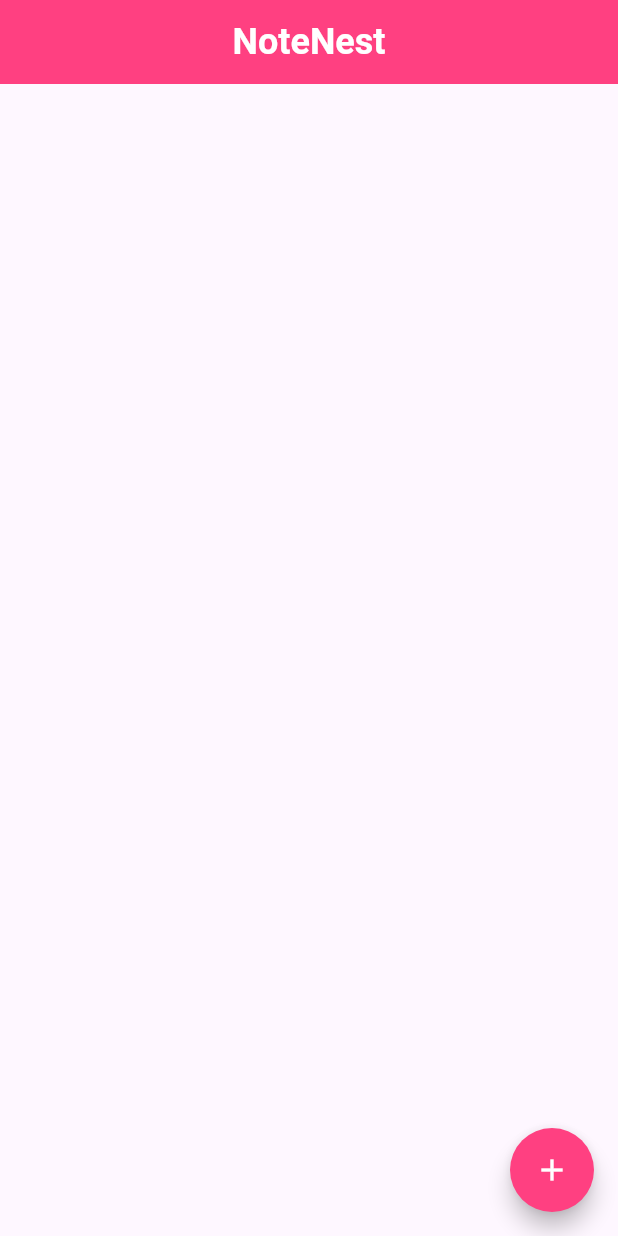
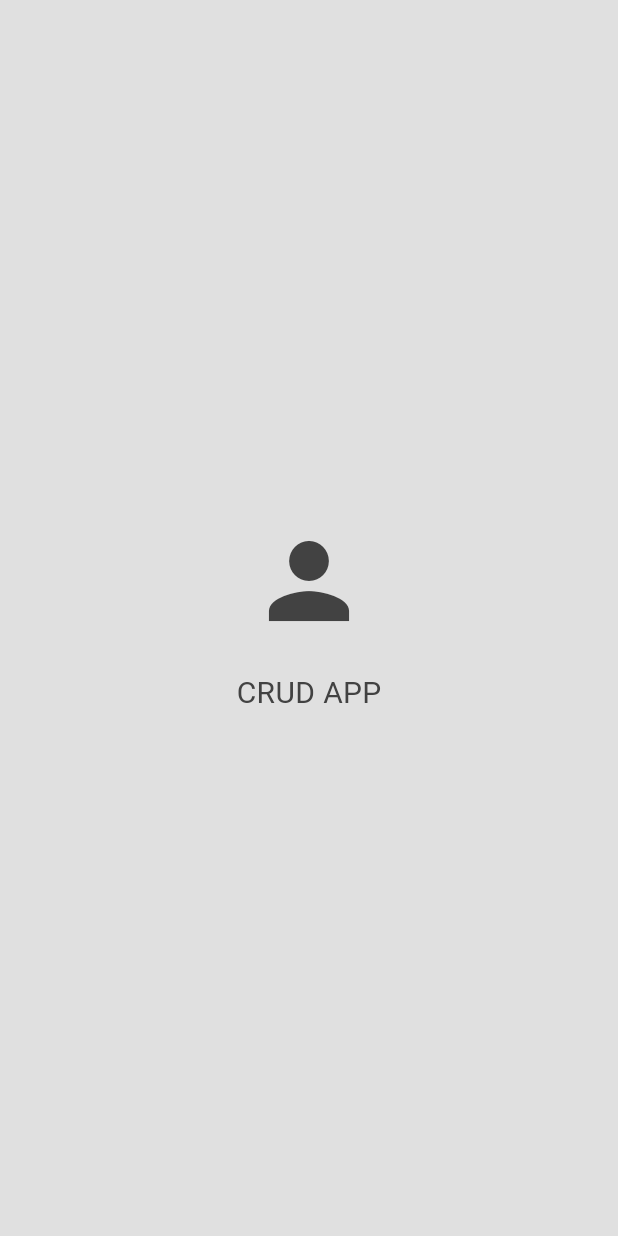
Before and after one commit to rahull0328/Flutter-CRUD, a Flutter app: the screen it shows after launch, on a phone screen of 412 x 824 dp. Run offline on Flutter 3.47's test engine with Material 3 defaults, Android fonts, the phone set to English and light mode, and no system bars; our stand-ins replace cloud_firestore, firebase_core, flutter_dotenv; accounts and stored records are empty.

Commit message:
started working on LoginPage and completed applying dark and light mode themes

```diff
--- /dev/null
+++ b/lib/components/my_textfield.dart
@@ -0,0 +1,18 @@
+import 'package:flutter/material.dart';
+
+class MyTextfield extends StatelessWidget {
+  final String hintText;
+  final bool obscureText;
+  final TextEditingController controller;
+  const MyTextfield({
+    super.key,
+    required this.hintText,
+    required this.obscureText,
+    required this.controller,
+  });
+
+  @override
+  Widget build(BuildContext context) {
+    return TextField();
+  }
+}
--- a/lib/main.dart
+++ b/lib/main.dart
@@ -1,8 +1,10 @@
+import 'package:crud/theme/dark_mode.dart';
 import 'package:flutter/material.dart';
 import 'package:firebase_core/firebase_core.dart';
 import 'firebase_options.dart';
-import 'pages/home_page.dart';
 import 'package:flutter_dotenv/flutter_dotenv.dart';
+import 'pages/login_page.dart';
+import 'package:crud/theme/light_mode.dart';
 
 void main() async {
   WidgetsFlutterBinding.ensureInitialized();
@@ -16,9 +18,11 @@ class MyApp extends StatelessWidget {
 
   @override
   Widget build(BuildContext context) {
-    return const MaterialApp(
+    return MaterialApp(
       debugShowCheckedModeBanner: false,
-      home: HomePage(),
+      home: const LoginPage(),
+      theme: lightMode,
+      darkTheme: darkMode,
     );
   }
 }
--- /dev/null
+++ b/lib/pages/login_page.dart
@@ -0,0 +1,40 @@
+import 'package:flutter/material.dart';
+
+void main () {
+  runApp(const LoginPage());
+}
+
+class LoginPage extends StatelessWidget {
+  const LoginPage({super.key});
+
+  @override
+  Widget build(BuildContext context) {
+    return Scaffold(
+      backgroundColor: Theme.of(context).colorScheme.background,
+      body: Center(
+        child: Column(
+          mainAxisAlignment: MainAxisAlignment.center,
+          children: [
+            //logo
+            Icon(
+              Icons.person,
+              size: 80,
+              color: Theme.of(context).colorScheme.inversePrimary,
+            ),
+            const SizedBox(height: 20),
+            //app name
+            Text(
+              "CRUD APP",
+              style: TextStyle(fontSize: 20),
+            ),
+          ],
+          //email textField
+          //password textField
+          //forgot password
+          //sign in button
+          //don't have an account register here
+        ),
+      ),
+    );
+  }
+}
--- /dev/null
+++ b/lib/theme/dark_mode.dart
@@ -0,0 +1,15 @@
+import 'package:flutter/material.dart';
+
+ThemeData darkMode = ThemeData(
+  brightness: Brightness.dark,
+  colorScheme: ColorScheme.dark(
+    background: Colors.grey.shade900,
+    primary: Colors.grey.shade800,
+    secondary: Colors.grey.shade700,
+    inversePrimary: Colors.grey.shade300,
+  ),
+  textTheme: ThemeData.dark().textTheme.apply(
+    bodyColor: Colors.grey[300],
+    displayColor: Colors.white,
+  ),
+);
--- /dev/null
+++ b/lib/theme/light_mode.dart
@@ -0,0 +1,15 @@
+import 'package:flutter/material.dart';
+
+ThemeData lightMode = ThemeData(
+  brightness: Brightness.light,
+  colorScheme: ColorScheme.light(
+    background: Colors.grey.shade300,
+    primary: Colors.grey.shade200,
+    secondary: Colors.grey.shade400,
+    inversePrimary: Colors.grey.shade800,
+  ),
+  textTheme: ThemeData.light().textTheme.apply(
+    bodyColor: Colors.grey[800],
+    displayColor: Colors.black,
+  ),
+);
```
